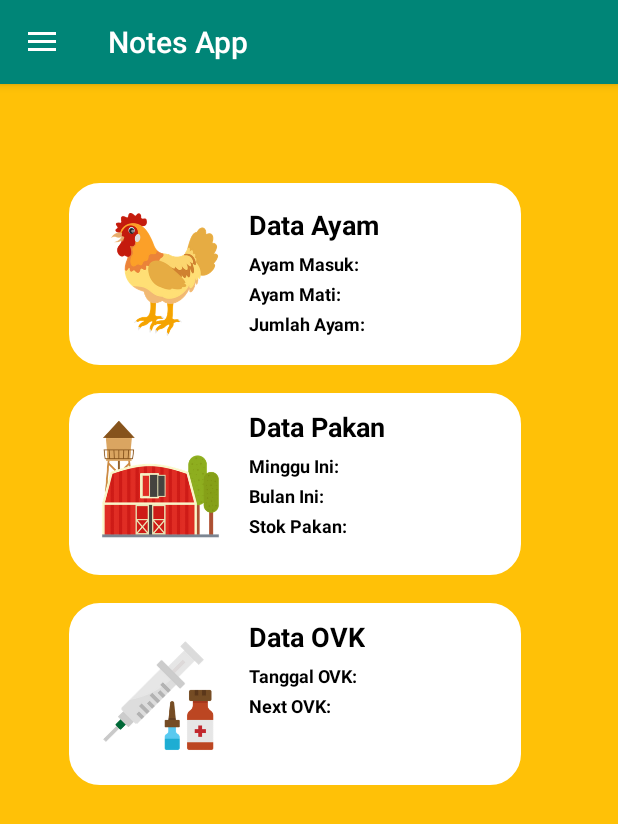
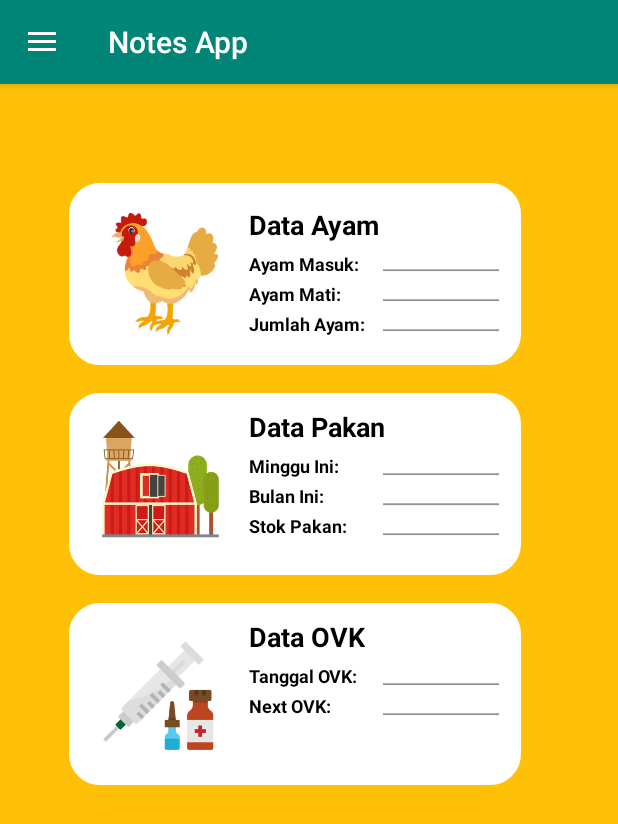
Before and after one commit to aishandavaniaa/pitik, an Android app: the screen it shows after launch (MainActivity), on a phone screen of 412 x 824 dp. Shown: the top 824 px of the screen. Run offline under Robolectric (Android 15) with nearby library versions, the phone set to English and light mode, and no system bars.

Commit message:
dashboard
dashboard lagi

```diff
--- a/app/src/main/java/com/example/user/navigationdrawersample/MainActivity.java
+++ b/app/src/main/java/com/example/user/navigationdrawersample/MainActivity.java
@@ -116,12 +116,7 @@ public class MainActivity extends AppCompatActivity implements NavigationView.On
                 closeDrawer();
                 break;
 
-            case R.id.nav_settings_id:
-                getSupportFragmentManager().beginTransaction().replace(R.id.framelayout_id, new SettingsFragment())
-                        .commit();
-                deSelectCheckedState();
-                closeDrawer();
-                break;
+
         }
         return true;
     }
--- a/app/src/main/res/layout/fragment_message_layout.xml
+++ b/app/src/main/res/layout/fragment_message_layout.xml
@@ -14,11 +14,11 @@
         android:id="@+id/editText1"
         android:layout_width="301dp"
         android:layout_height="121dp"
+        android:layout_marginLeft="30dp"
         android:layout_marginTop="50dp"
         android:background="@drawable/dashboard_round"
         android:padding="10dp"
-        android:layout_marginLeft="30dp">
-    </EditText>
+        android:autofillHints=""></EditText>
 
     <EditText
         android:id="@+id/editText2"
@@ -185,5 +185,84 @@
         android:textSize="18dp"
         android:textStyle="bold" />
 
+    <EditText
+        android:id="@+id/ayammasuk"
+        android:layout_width="85dp"
+        android:layout_height="20dp"
+        android:layout_marginLeft="235dp"
+        android:layout_marginTop="96dp"
+        android:ems="20"
+        android:inputType="number" />
+
+    <EditText
+        android:id="@+id/ayammati"
+        android:layout_width="85dp"
+        android:layout_height="20dp"
+        android:layout_marginLeft="235dp"
+        android:layout_marginTop="116dp"
+        android:ems="20"
+        android:inputType="number" />
+
+    <EditText
+        android:id="@+id/jumlahayam"
+        android:layout_width="85dp"
+        android:layout_height="20dp"
+        android:layout_marginLeft="235dp"
+        android:layout_marginTop="136dp"
+        android:ems="20"
+        android:inputType="number" />
+
+    <EditText
+        android:id="@+id/mingguini"
+        android:layout_width="85dp"
+        android:layout_height="20dp"
+        android:layout_marginLeft="235dp"
+        android:layout_marginTop="232dp"
+        android:ems="20"
+        android:inputType="number" />
+
+    <EditText
+        android:id="@+id/bulanini"
+        android:layout_width="85dp"
+        android:layout_height="20dp"
+        android:layout_marginStart="235dp"
+        android:layout_marginTop="252dp"
+        android:ems="20"
+        android:inputType="number"
+        tools:ignore="LabelFor" />
+
+    <EditText
+        android:id="@+id/stokpakan"
+        android:layout_width="85dp"
+        android:layout_height="20dp"
+        android:layout_marginStart="235dp"
+        android:layout_marginTop="272dp"
+        android:ems="20"
+        android:inputType="number"
+        tools:ignore="LabelFor"
+        android:autofillHints="" />
+
+    <EditText
+        android:id="@+id/tanggalovk"
+        android:layout_width="85dp"
+        android:layout_height="20dp"
+        android:layout_marginStart="235dp"
+        android:layout_marginTop="372dp"
+        android:ems="20"
+        android:inputType="number"
+        tools:ignore="LabelFor"
+        android:autofillHints="" />
+
+    <EditText
+        android:id="@+id/nextovk"
+        android:layout_width="85dp"
+        android:layout_height="20dp"
+        android:layout_marginStart="235dp"
+        android:layout_marginTop="392dp"
+        android:ems="20"
+        android:inputType="number"
+        tools:ignore="LabelFor"
+        android:autofillHints="" />
+
 
 </FrameLayout>
--- a/app/src/main/res/menu/nav_drawer_menu.xml
+++ b/app/src/main/res/menu/nav_drawer_menu.xml
@@ -6,21 +6,20 @@
     <group android:checkableBehavior="single">
         <item
             android:id="@+id/nav_message_id"
-            android:icon="@drawable/ic_email_black_24dp"
+            android:icon="@drawable/ic_baseline_home_24"
             android:title="Dashboard" />
         <item
             android:id="@+id/nav_chat_id"
-            android:icon="@drawable/ic_message_black_24dp"
+            android:icon="@drawable/chicken"
             android:title="Data Ayam" />
         <item
             android:id="@+id/nav_profile_id"
-            android:drawableLeft="@drawable/ic_person_black_24dp"
-            android:title="Data Pakan"
-            />
+            android:icon="@drawable/farmhouse"
+            android:title="Data Pakan" />
         <item
             android:id="@+id/nav_notebooks_id"
             android:title="Data OVK"
-            android:icon="@drawable/ic_book_black_24dp"
+            android:icon="@drawable/syringe"
             />
     </group>
 
@@ -33,11 +32,7 @@
                 android:icon="@drawable/ic_brightness_3_black_24dp"
                 app:actionLayout="@layout/nav_drawer_darkmode_switch"
                 />
-            <item
-                android:id="@+id/nav_settings_id"
-                android:title="Settings"
-                android:icon="@drawable/ic_settings_black_24dp"
-                />
+
         </menu>
     </item>
 
```
